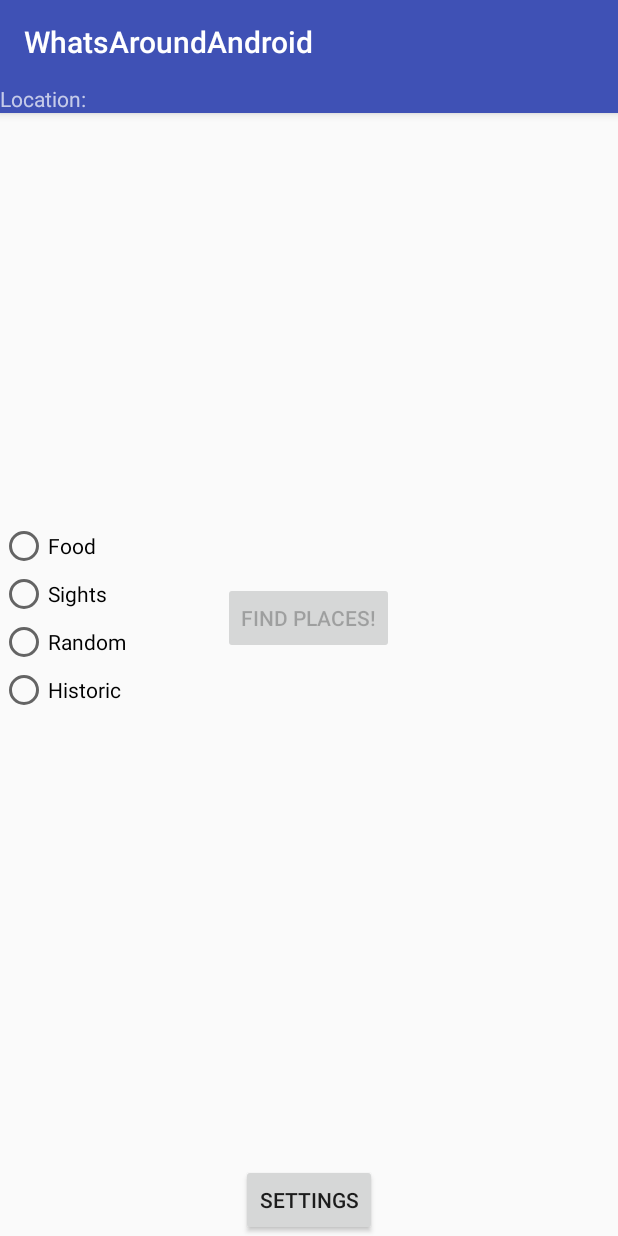
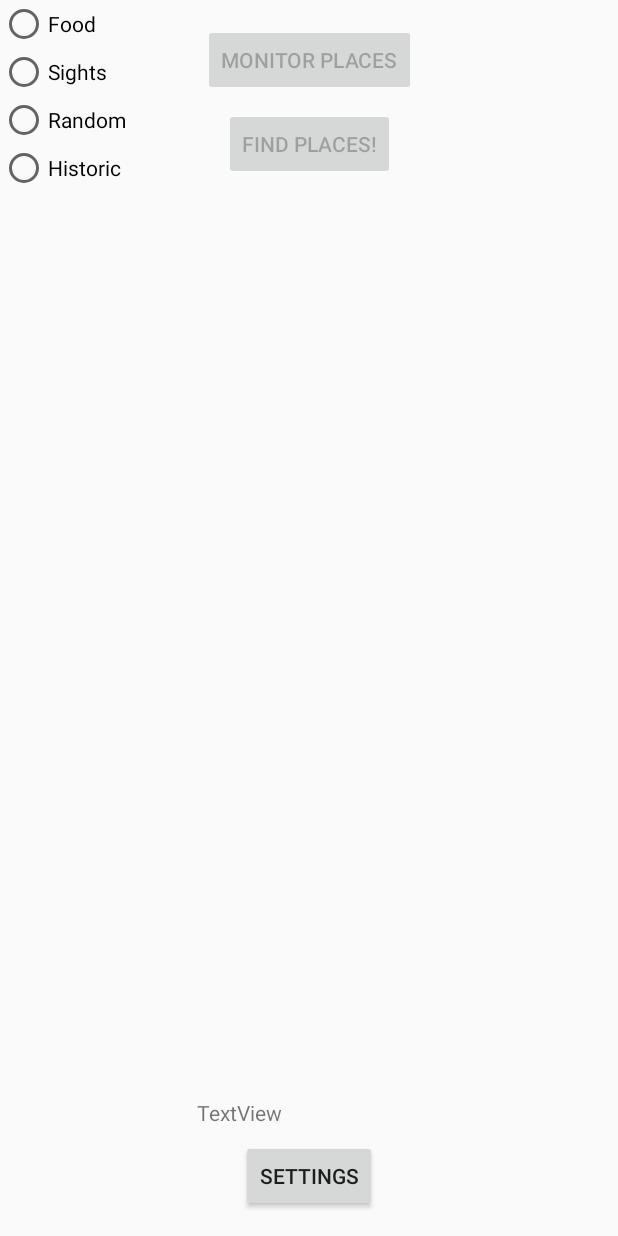
Before and after one commit to alexveshcher/WhatsAroundAndroid, an Android app: the screen it shows after launch (MainActivity), on a phone screen of 412 x 824 dp. Run offline under Robolectric (Android 15) with nearby library versions, the phone set to English and light mode, and no system bars; 1 statement that could not run was skipped.

Commit message:
View detailed info about place

```diff
--- a/app/build.gradle
+++ b/app/build.gradle
@@ -38,4 +38,5 @@ dependencies {
     compile 'com.android.support:support-v4:25.2.0'
     compile 'com.android.support:support-vector-drawable:25.2.0'
     testCompile 'junit:junit:4.12'
+    compile 'com.android.support.constraint:constraint-layout:+'
 }
--- a/app/src/main/AndroidManifest.xml
+++ b/app/src/main/AndroidManifest.xml
@@ -51,8 +51,10 @@
                     android:value="ua.com.aveshcher.whatsaroundandroid.activity.MainActivity"/>
         </activity>
 
-        <service android:name="ua.com.aveshcher.whatsaroundandroid.service.GPSService"/>
+        <service android:name=".service.GPSService"/>
 
+        <activity android:name=".activity.PlaceDetailsActivity">
+        </activity>
     </application>
 
 </manifest>
--- a/app/src/main/res/layout/activity_main.xml
+++ b/app/src/main/res/layout/activity_main.xml
@@ -1,58 +1,38 @@
 <?xml version="1.0" encoding="utf-8"?>
-<android.support.design.widget.CoordinatorLayout
+<android.support.constraint.ConstraintLayout
         xmlns:android="http://schemas.android.com/apk/res/android"
         xmlns:app="http://schemas.android.com/apk/res-auto"
         xmlns:tools="http://schemas.android.com/tools"
+        android:id="@+id/activity_main"
         android:layout_width="match_parent"
         android:layout_height="match_parent"
-        android:fitsSystemWindows="true"
         tools:context="ua.com.aveshcher.whatsaroundandroid.activity.MainActivity">
 
-    <android.support.design.widget.AppBarLayout
+    <Button
+            android:text="@string/monitor_places"
+            android:layout_width="wrap_content"
             android:layout_height="wrap_content"
-            android:layout_width="match_parent"
-            android:theme="@style/AppTheme.AppBarOverlay">
-
-        <android.support.v7.widget.Toolbar
-                android:id="@+id/toolbar"
-                android:layout_width="match_parent"
-                android:layout_height="?attr/actionBarSize"
-                android:background="?attr/colorPrimary"
-                app:popupTheme="@style/AppTheme.PopupOverlay"/>
-        <TextView
-                android:id="@+id/location_text_view"
-                android:text="Location: "
-                android:layout_width="wrap_content"
-                android:layout_height="wrap_content"
-                android:layout_weight="1"/>
-
-    </android.support.design.widget.AppBarLayout>
-
-    <include layout="@layout/content_main"/>
-
+            android:id="@+id/monitor_places_button"
+            android:onClick="monitorPlaces"
+            android:enabled="false"
+            android:layout_marginStart="16dp"
+            app:layout_constraintLeft_toLeftOf="parent" android:layout_marginEnd="16dp"
+            app:layout_constraintRight_toRightOf="parent" android:layout_marginTop="16dp"
+            app:layout_constraintTop_toTopOf="parent"/>
     <Button
-            android:id="@+id/find_places_button"
-            android:onClick="findPlaces"
-            android:enabled="false"
             android:text="@string/find_places"
             android:layout_width="wrap_content"
             android:layout_height="wrap_content"
-            app:layout_anchorGravity="top|center_horizontal"
-            android:layout_gravity="center|center_horizontal"/>
-    <Button
-            android:id="@+id/monitor_places_button"
-            android:onClick="monitorPlaces"
             android:enabled="false"
-            android:text="@string/monitor_places"
-            android:layout_width="wrap_content"
-            android:layout_height="wrap_content"
-            app:layout_anchorGravity="top|center_horizontal"
-            android:layout_gravity="top"/>
+            android:onClick="findPlaces"
+            android:id="@+id/find_places_button" android:layout_marginStart="16dp" app:layout_constraintLeft_toLeftOf="parent"
+            android:layout_marginEnd="16dp" app:layout_constraintRight_toRightOf="parent" android:layout_marginTop="8dp"
+            app:layout_constraintTop_toBottomOf="@+id/monitor_places_button"/>
 
     <RadioGroup
             android:layout_width="fill_parent"
-                android:layout_height="wrap_content"
-                android:orientation="vertical"
+            android:layout_height="wrap_content"
+            android:orientation="vertical"
             app:layout_anchorGravity="top|center_horizontal"
             android:layout_gravity="center|center_horizontal">
         <RadioButton android:id="@+id/food"
@@ -77,13 +57,19 @@
                      android:onClick="selectCategory"/>
 
     </RadioGroup>
+
     <Button
-            android:id="@+id/settings_button"
-            android:onClick="openSettings"
             android:text="@string/settings"
             android:layout_width="wrap_content"
             android:layout_height="wrap_content"
-            app:layout_anchorGravity="top|center_horizontal"
-            android:layout_gravity="bottom|center_horizontal"/>
-
-</android.support.design.widget.CoordinatorLayout>
+            android:id="@+id/settings_button" android:layout_marginStart="16dp" app:layout_constraintLeft_toLeftOf="parent"
+            android:layout_marginEnd="16dp" app:layout_constraintRight_toRightOf="parent"
+            app:layout_constraintBottom_toBottomOf="parent" android:layout_marginBottom="16dp"/>
+    <TextView
+            android:text="TextView"
+            android:layout_width="150dp"
+            android:layout_height="32dp"
+            android:id="@+id/location_text_view" android:layout_marginStart="16dp" app:layout_constraintLeft_toLeftOf="parent"
+            app:layout_constraintBottom_toBottomOf="parent" android:layout_marginBottom="60dp"
+            android:layout_marginEnd="16dp" app:layout_constraintRight_toRightOf="parent"/>
+</android.support.constraint.ConstraintLayout>
--- a/app/src/main/res/values/colors.xml
+++ b/app/src/main/res/values/colors.xml
@@ -2,5 +2,5 @@
 <resources>
     <color name="colorPrimary">#3F51B5</color>
     <color name="colorPrimaryDark">#303F9F</color>
-    <color name="colorAccent">#FF4081</color>
+    <color name="colorAccent">#ff4081</color>
 </resources>
```
Also changed, not shown: app/src/main/java/ua/com/aveshcher/whatsaroundandroid/activity/MapsActivity.java (+17 -37 lines), app/src/main/java/ua/com/aveshcher/whatsaroundandroid/activity/PlaceDetailsActivity.java (added, +32 -0 lines), app/src/main/res/layout/activity_place_details.xml (added, +55 -0 lines).
